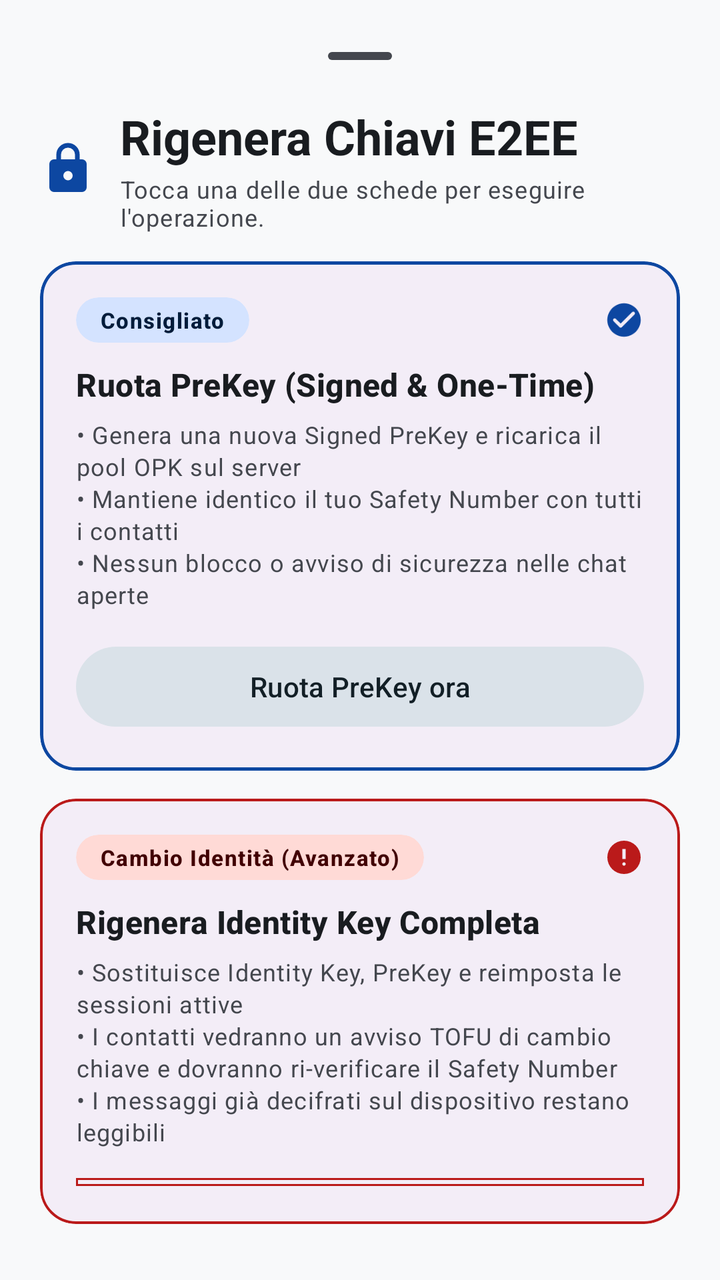
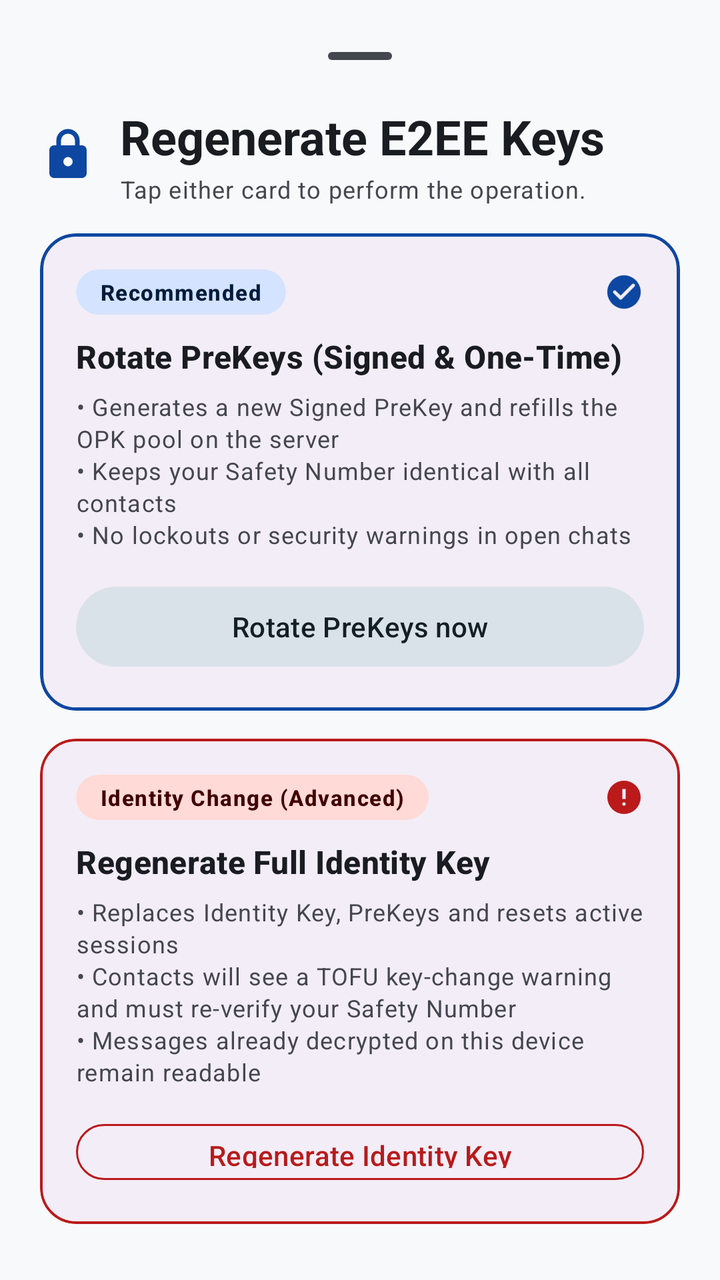

Two renders of the same Android screen: before a commit and after it. Below are the layout's source before the change and the commit's diff.
<!-- AndroidManifest.xml: application theme Theme.CryptionChat -->
<!-- res/layout/dialog_regenerate_keys.xml -->
<?xml version="1.0" encoding="utf-8"?>
<LinearLayout xmlns:android="http://schemas.android.com/apk/res/android"
    xmlns:app="http://schemas.android.com/apk/res-auto"
    android:layout_width="match_parent"
    android:layout_height="wrap_content"
    android:background="?attr/colorSurface"
    android:orientation="vertical"
    android:paddingBottom="16dp">

    <com.google.android.material.bottomsheet.BottomSheetDragHandleView
        android:layout_width="match_parent"
        android:layout_height="wrap_content"
        android:paddingTop="8dp"
        android:paddingBottom="0dp" />

    <LinearLayout
        android:layout_width="match_parent"
        android:layout_height="wrap_content"
        android:orientation="vertical"
        android:paddingHorizontal="20dp"
        android:paddingTop="4dp">

        
        <LinearLayout
            android:layout_width="match_parent"
            android:layout_height="wrap_content"
            android:gravity="center_vertical"
            android:orientation="horizontal"
            android:paddingBottom="14dp">

            <ImageView
                android:layout_width="28dp"
                android:layout_height="28dp"
                android:layout_marginEnd="12dp"
                android:src="@drawable/ic_lock"
                app:tint="?attr/colorPrimary" />

            <LinearLayout
                android:layout_width="0dp"
                android:layout_height="wrap_content"
                android:layout_weight="1"
                android:orientation="vertical">

                <TextView
                    android:layout_width="wrap_content"
                    android:layout_height="wrap_content"
                    android:text="Rigenera Chiavi E2EE"
                    android:textAppearance="?attr/textAppearanceHeadlineSmall"
                    android:textColor="?attr/colorOnSurface"
                    android:textStyle="bold" />

                <TextView
                    android:layout_width="wrap_content"
                    android:layout_height="wrap_content"
                    android:layout_marginTop="2dp"
                    android:text="Tocca una delle due schede per eseguire l'operazione."
                    android:textAppearance="?attr/textAppearanceBodySmall"
                    android:textColor="?attr/colorOnSurfaceVariant" />
            </LinearLayout>
        </LinearLayout>

        
        <com.google.android.material.card.MaterialCardView
            android:id="@+id/card_rotate_prekeys"
            android:layout_width="match_parent"
            android:layout_height="wrap_content"
            android:layout_marginBottom="14dp"
            android:clickable="true"
            android:focusable="true"
            android:foreground="?attr/selectableItemBackground"
            app:cardBackgroundColor="?attr/colorSurfaceContainer"
            app:cardCornerRadius="18dp"
            app:cardElevation="0dp"
            app:strokeColor="?attr/colorPrimary"
            app:strokeWidth="1.5dp">

            <LinearLayout
                android:layout_width="match_parent"
                android:layout_height="wrap_content"
                android:orientation="vertical"
                android:padding="18dp">

                <LinearLayout
                    android:layout_width="match_parent"
                    android:layout_height="wrap_content"
                    android:gravity="center_vertical"
                    android:orientation="horizontal">

                    <com.google.android.material.card.MaterialCardView
                        android:layout_width="wrap_content"
                        android:layout_height="wrap_content"
                        app:cardBackgroundColor="?attr/colorPrimaryContainer"
                        app:cardCornerRadius="999dp"
                        app:cardElevation="0dp"
                        app:strokeWidth="0dp">

                        <TextView
                            android:layout_width="wrap_content"
                            android:layout_height="wrap_content"
                            android:paddingHorizontal="12dp"
                            android:paddingVertical="4dp"
                            android:text="Consigliato"
                            android:textAppearance="?attr/textAppearanceLabelSmall"
                            android:textColor="?attr/colorOnPrimaryContainer"
                            android:textStyle="bold" />
                    </com.google.android.material.card.MaterialCardView>

                    <View
                        android:layout_width="0dp"
                        android:layout_height="0dp"
                        android:layout_weight="1" />

                    <ImageView
                        android:layout_width="20dp"
                        android:layout_height="20dp"
                        android:src="@drawable/ic_check_circle"
                        app:tint="?attr/colorPrimary" />
                </LinearLayout>

                <TextView
                    android:layout_width="wrap_content"
                    android:layout_height="wrap_content"
                    android:layout_marginTop="10dp"
                    android:text="Ruota PreKey (Signed &amp; One-Time)"
                    android:textAppearance="?attr/textAppearanceTitleMedium"
                    android:textColor="?attr/colorOnSurface"
                    android:textStyle="bold" />

                <TextView
                    android:layout_width="match_parent"
                    android:layout_height="wrap_content"
                    android:layout_marginTop="6dp"
                    android:lineSpacingExtra="2dp"
                    android:text="• Genera una nuova Signed PreKey e ricarica il pool OPK sul server\n• Mantiene identico il tuo Safety Number con tutti i contatti\n• Nessun blocco o avviso di sicurezza nelle chat aperte"
                    android:textAppearance="?attr/textAppearanceBodySmall"
                    android:textColor="?attr/colorOnSurfaceVariant" />

                <com.google.android.material.button.MaterialButton
                    android:id="@+id/btn_action_rotate_prekeys"
                    style="@style/Widget.Material3.Button.TonalButton"
                    android:layout_width="match_parent"
                    android:layout_height="wrap_content"
                    android:layout_marginTop="14dp"
                    android:text="Ruota PreKey ora" />
            </LinearLayout>
        </com.google.android.material.card.MaterialCardView>

        
        <com.google.android.material.card.MaterialCardView
            android:id="@+id/card_reset_identity"
            android:layout_width="match_parent"
            android:layout_height="wrap_content"
            android:layout_marginBottom="12dp"
            android:clickable="true"
            android:focusable="true"
            android:foreground="?attr/selectableItemBackground"
            app:cardBackgroundColor="?attr/colorSurfaceContainer"
            app:cardCornerRadius="18dp"
            app:cardElevation="0dp"
            app:strokeColor="?attr/colorError"
            app:strokeWidth="1.2dp">

            <LinearLayout
                android:layout_width="match_parent"
                android:layout_height="wrap_content"
                android:orientation="vertical"
                android:padding="18dp">

                <LinearLayout
                    android:layout_width="match_parent"
                    android:layout_height="wrap_content"
                    android:gravity="center_vertical"
                    android:orientation="horizontal">

                    <com.google.android.material.card.MaterialCardView
                        android:layout_width="wrap_content"
                        android:layout_height="wrap_content"
                        app:cardBackgroundColor="?attr/colorErrorContainer"
                        app:cardCornerRadius="999dp"
                        app:cardElevation="0dp"
                        app:strokeWidth="0dp">

                        <TextView
                            android:layout_width="wrap_content"
                            android:layout_height="wrap_content"
                            android:paddingHorizontal="12dp"
                            android:paddingVertical="4dp"
                            android:text="Cambio Identità (Avanzato)"
                            android:textAppearance="?attr/textAppearanceLabelSmall"
                            android:textColor="?attr/colorOnErrorContainer"
                            android:textStyle="bold" />
                    </com.google.android.material.card.MaterialCardView>

                    <View
                        android:layout_width="0dp"
                        android:layout_height="0dp"
                        android:layout_weight="1" />

                    <ImageView
                        android:layout_width="20dp"
                        android:layout_height="20dp"
                        android:src="@drawable/ic_error"
                        app:tint="?attr/colorError" />
                </LinearLayout>

                <TextView
                    android:layout_width="wrap_content"
                    android:layout_height="wrap_content"
                    android:layout_marginTop="10dp"
                    android:text="Rigenera Identity Key Completa"
                    android:textAppearance="?attr/textAppearanceTitleMedium"
                    android:textColor="?attr/colorOnSurface"
                    android:textStyle="bold" />

                <TextView
                    android:layout_width="match_parent"
                    android:layout_height="wrap_content"
                    android:layout_marginTop="6dp"
                    android:lineSpacingExtra="2dp"
                    android:text="• Sostituisce Identity Key, PreKey e reimposta le sessioni attive\n• I contatti vedranno un avviso TOFU di cambio chiave e dovranno ri-verificare il Safety Number\n• I messaggi già decifrati sul dispositivo restano leggibili"
                    android:textAppearance="?attr/textAppearanceBodySmall"
                    android:textColor="?attr/colorOnSurfaceVariant" />

                <com.google.android.material.button.MaterialButton
                    android:id="@+id/btn_action_reset_identity"
                    style="@style/Widget.Material3.Button.OutlinedButton"
                    android:layout_width="match_parent"
                    android:layout_height="wrap_content"
                    android:layout_marginTop="14dp"
                    android:text="Rigenera Identity Key"
                    android:textColor="?attr/colorError"
                    app:strokeColor="?attr/colorError" />
            </LinearLayout>
        </com.google.android.material.card.MaterialCardView>

        <com.google.android.material.button.MaterialButton
            android:id="@+id/btn_cancel_rekey_sheet"
            style="@style/Widget.Material3.Button.TextButton"
            android:layout_width="match_parent"
            android:layout_height="wrap_content"
            android:text="Annulla" />
    </LinearLayout>
</LinearLayout>
<!-- resources referenced by this layout -->
<resources>
  <!-- drawable ic_error (drawable) -->
  <vector xmlns:android="http://schemas.android.com/apk/res/android"
      android:width="24dp"
      android:height="24dp"
      android:viewportWidth="24"
      android:viewportHeight="24">
      <path
          android:fillColor="#FF0000"
          android:pathData="M12.713 16.713Q13 16.425 13 16t-.288-.712T12 15t-.712.288T11 16t.288.713T12 17t.713-.288M11 13h2V7h-2zm1 9q-2.075 0-3.9-.788t-3.175-2.137T2.788 15.9T2 12t.788-3.9t2.137-3.175T8.1 2.788T12 2t3.9.788t3.175 2.137T21.213 8.1T22 12t-.788 3.9t-2.137 3.175t-3.175 2.138T12 22" />
  </vector>
  <color name="primary_light">#0D47A1</color>
  <color name="primary_container_light">#D4E3FF</color>
  <color name="on_primary_container_light">#001C3A</color>
  <color name="secondary_light">#546E7A</color>
  <color name="on_secondary_light">#FFFFFF</color>
  <color name="secondary_container_light">#DAE2E9</color>
  <color name="on_secondary_container_light">#121F26</color>
  <color name="tertiary_light">#455A64</color>
  <color name="on_tertiary_light">#FFFFFF</color>
  <color name="tertiary_container_light">#CFD8DC</color>
  <color name="error_light">#BA1A1A</color>
  <color name="on_error_light">#FFFFFF</color>
  <color name="error_container_light">#FFDAD6</color>
  <color name="on_error_container_light">#410002</color>
  <color name="background_light">#F8F9FA</color>
  <color name="on_background_light">#191C20</color>
  <color name="surface_light">#F8F9FA</color>
  <color name="on_surface_light">#191C20</color>
  <color name="surface_variant_light">#E0E2E5</color>
  <color name="on_surface_variant_light">#44474E</color>
  <color name="outline_light">#74777F</color>
  <color name="outline_variant_light">#C4C6CF</color>
  <color name="inverse_surface_light">#2F3033</color>
  <color name="inverse_on_surface_light">#F1F0F4</color>
  <color name="inverse_primary_light">#AEC6FF</color>
  <style name="Widget.App.NavigationView" parent="Widget.Material3.NavigationView">
          
          <item name="itemShapeInsetStart">12dp</item>
          <item name="itemShapeInsetEnd">12dp</item>
          
          <item name="itemShapeAppearanceOverlay">@style/ShapeAppearance.Material3.Corner.Full</item>
      </style>
  <style name="ActivityAnimation" parent="@android:style/Animation.Activity">
          <item name="android:activityOpenEnterAnimation">@anim/slide_in_right</item>
          <item name="android:activityOpenExitAnimation">@anim/slide_out_left</item>
          <item name="android:activityCloseEnterAnimation">@anim/slide_in_left</item>
          <item name="android:activityCloseExitAnimation">@anim/slide_out_right</item>
      </style>
  <!-- unchanged entries left out for length: 3 -->
</resources>

<!-- the commit's change to res/layout/dialog_regenerate_keys.xml (unified diff, before → after) -->
@@ -1,4 +1,5 @@
 <?xml version="1.0" encoding="utf-8"?>
+
 <LinearLayout xmlns:android="http://schemas.android.com/apk/res/android"
     xmlns:app="http://schemas.android.com/apk/res-auto"
     android:layout_width="match_parent"
@@ -44,7 +45,7 @@
                 <TextView
                     android:layout_width="wrap_content"
                     android:layout_height="wrap_content"
-                    android:text="Rigenera Chiavi E2EE"
+                    android:text="@string/regen_keys_title"
                     android:textAppearance="?attr/textAppearanceHeadlineSmall"
                     android:textColor="?attr/colorOnSurface"
                     android:textStyle="bold" />
@@ -53,7 +54,7 @@
                     android:layout_width="wrap_content"
                     android:layout_height="wrap_content"
                     android:layout_marginTop="2dp"
-                    android:text="Tocca una delle due schede per eseguire l'operazione."
+                    android:text="@string/regen_keys_subtitle"
                     android:textAppearance="?attr/textAppearanceBodySmall"
                     android:textColor="?attr/colorOnSurfaceVariant" />
             </LinearLayout>
@@ -99,7 +100,7 @@
                             android:layout_height="wrap_content"
                             android:paddingHorizontal="12dp"
                             android:paddingVertical="4dp"
-                            android:text="Consigliato"
+                            android:text="@string/badge_recommended"
                             android:textAppearance="?attr/textAppearanceLabelSmall"
                             android:textColor="?attr/colorOnPrimaryContainer"
                             android:textStyle="bold" />
@@ -121,7 +122,7 @@
                     android:layout_width="wrap_content"
                     android:layout_height="wrap_content"
                     android:layout_marginTop="10dp"
-                    android:text="Ruota PreKey (Signed &amp; One-Time)"
+                    android:text="@string/regen_rotate_prekey_title"
                     android:textAppearance="?attr/textAppearanceTitleMedium"
                     android:textColor="?attr/colorOnSurface"
                     android:textStyle="bold" />
@@ -131,7 +132,7 @@
                     android:layout_height="wrap_content"
                     android:layout_marginTop="6dp"
                     android:lineSpacingExtra="2dp"
-                    android:text="• Genera una nuova Signed PreKey e ricarica il pool OPK sul server\n• Mantiene identico il tuo Safety Number con tutti i contatti\n• Nessun blocco o avviso di sicurezza nelle chat aperte"
+                    android:text="@string/regen_rotate_prekey_desc"
                     android:textAppearance="?attr/textAppearanceBodySmall"
                     android:textColor="?attr/colorOnSurfaceVariant" />
 
@@ -141,7 +142,7 @@
                     android:layout_width="match_parent"
                     android:layout_height="wrap_content"
                     android:layout_marginTop="14dp"
-                    android:text="Ruota PreKey ora" />
+                    android:text="@string/action_rotate_prekey_now" />
             </LinearLayout>
         </com.google.android.material.card.MaterialCardView>
 
@@ -185,7 +186,7 @@
                             android:layout_height="wrap_content"
                             android:paddingHorizontal="12dp"
                             android:paddingVertical="4dp"
-                            android:text="Cambio Identità (Avanzato)"
+                            android:text="@string/regen_identity_badge"
                             android:textAppearance="?attr/textAppearanceLabelSmall"
                             android:textColor="?attr/colorOnErrorContainer"
                             android:textStyle="bold" />
@@ -207,7 +208,7 @@
                     android:layout_width="wrap_content"
                     android:layout_height="wrap_content"
                     android:layout_marginTop="10dp"
-                    android:text="Rigenera Identity Key Completa"
+                    android:text="@string/regen_identity_title"
                     android:textAppearance="?attr/textAppearanceTitleMedium"
                     android:textColor="?attr/colorOnSurface"
                     android:textStyle="bold" />
@@ -217,7 +218,7 @@
                     android:layout_height="wrap_content"
                     android:layout_marginTop="6dp"
                     android:lineSpacingExtra="2dp"
-                    android:text="• Sostituisce Identity Key, PreKey e reimposta le sessioni attive\n• I contatti vedranno un avviso TOFU di cambio chiave e dovranno ri-verificare il Safety Number\n• I messaggi già decifrati sul dispositivo restano leggibili"
+                    android:text="@string/regen_identity_desc"
                     android:textAppearance="?attr/textAppearanceBodySmall"
                     android:textColor="?attr/colorOnSurfaceVariant" />
 
@@ -227,7 +228,7 @@
                     android:layout_width="match_parent"
                     android:layout_height="wrap_content"
                     android:layout_marginTop="14dp"
-                    android:text="Rigenera Identity Key"
+                    android:text="@string/action_regen_identity_key"
                     android:textColor="?attr/colorError"
                     app:strokeColor="?attr/colorError" />
             </LinearLayout>
@@ -238,6 +239,6 @@
             style="@style/Widget.Material3.Button.TextButton"
             android:layout_width="match_parent"
             android:layout_height="wrap_content"
-            android:text="Annulla" />
+            android:text="@string/call_dialog_btn_cancel" />
     </LinearLayout>
 </LinearLayout>
<!-- resource entries referenced after the edit -->
@@ -10,6 +10,17 @@
           android:fillColor="#FF0000"
           android:pathData="M12.713 16.713Q13 16.425 13 16t-.288-.712T12 15t-.712.288T11 16t.288.713T12 17t.713-.288M11 13h2V7h-2zm1 9q-2.075 0-3.9-.788t-3.175-2.137T2.788 15.9T2 12t.788-3.9t2.137-3.175T8.1 2.788T12 2t3.9.788t3.175 2.137T21.213 8.1T22 12t-.788 3.9t-2.137 3.175t-3.175 2.138T12 22" />
   </vector>
+  <string name="action_regen_identity_key">Regenerate Identity Key</string>
+  <string name="action_rotate_prekey_now">Rotate PreKeys now</string>
+  <string name="badge_recommended">Recommended</string>
+  <string name="call_dialog_btn_cancel">Cancel</string>
+  <string name="regen_identity_badge">Identity Change (Advanced)</string>
+  <string name="regen_identity_desc">• Replaces Identity Key, PreKeys and resets active sessions\n• Contacts will see a TOFU key-change warning and must re-verify your Safety Number\n• Messages already decrypted on this device remain readable</string>
+  <string name="regen_identity_title">Regenerate Full Identity Key</string>
+  <string name="regen_keys_subtitle">Tap either card to perform the operation.</string>
+  <string name="regen_keys_title">Regenerate E2EE Keys</string>
+  <string name="regen_rotate_prekey_desc">• Generates a new Signed PreKey and refills the OPK pool on the server\n• Keeps your Safety Number identical with all contacts\n• No lockouts or security warnings in open chats</string>
+  <string name="regen_rotate_prekey_title">Rotate PreKeys (Signed &amp; One-Time)</string>
   <color name="primary_light">#0D47A1</color>
   <color name="primary_container_light">#D4E3FF</color>
   <color name="on_primary_container_light">#001C3A</color>
